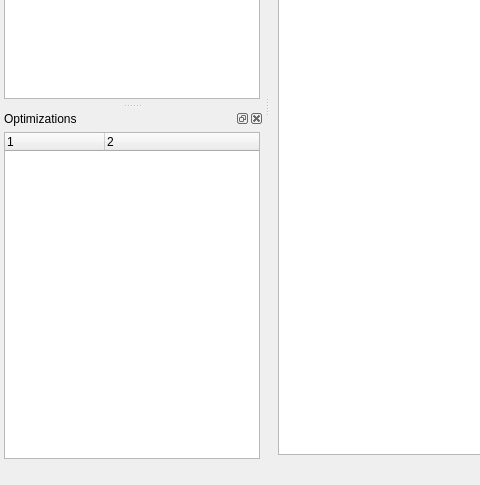
The window that scone/sconestudio/SconeStudio.ui (opensim-org/SCONE) describes before a commit, drawn with Qt 5; both pictures show x 0 to 480 and y 288 to 773 of the 1223 by 773 pixel window.
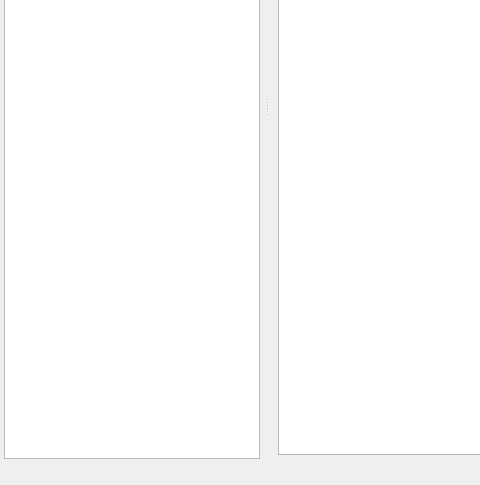
The same window after the commit. Custom widgets are drawn as their Qt base class.

Commit message: many updates -- running optimizations from scone studio now works, using dock widgets to display current status

Patch:
```diff
--- a/scone/sconestudio/SconeStudio.ui
+++ b/scone/sconestudio/SconeStudio.ui
@@ -384,50 +384,6 @@
     </layout>
    </widget>
   </widget>
-  <widget class="QDockWidget" name="optDock">
-   <property name="windowTitle">
-    <string>Optimizations</string>
-   </property>
-   <attribute name="dockWidgetArea">
-    <number>1</number>
-   </attribute>
-   <widget class="QWidget" name="dockWidgetContents_3">
-    <layout class="QVBoxLayout" name="verticalLayout_6">
-     <property name="spacing">
-      <number>4</number>
-     </property>
-     <property name="leftMargin">
-      <number>4</number>
-     </property>
-     <property name="topMargin">
-      <number>4</number>
-     </property>
-     <property name="rightMargin">
-      <number>4</number>
-     </property>
-     <property name="bottomMargin">
-      <number>4</number>
-     </property>
-     <item>
-      <widget class="QTreeWidget" name="optTree">
-       <property name="columnCount">
-        <number>2</number>
-       </property>
-       <column>
-        <property name="text">
-         <string notr="true">1</string>
-        </property>
-       </column>
-       <column>
-        <property name="text">
-         <string notr="true">2</string>
-        </property>
-       </column>
-      </widget>
-     </item>
-    </layout>
-   </widget>
-  </widget>
   <action name="actionE_xit">
    <property name="text">
     <string>E&amp;xit</string>
```
The commit also changes 13 other files.
